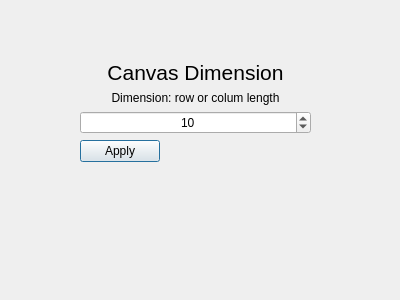
Qt form sizedialog.ui (ElijahTolton/SpriteSmith) before a commit.
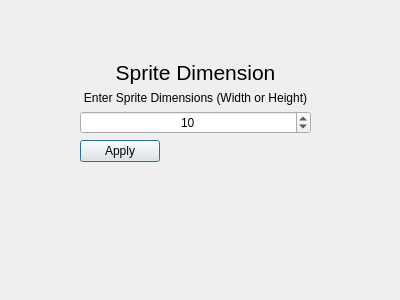
The same form after that commit.

Diff of the .ui file:
```diff
--- a/sizedialog.ui
+++ b/sizedialog.ui
@@ -31,7 +31,7 @@
        </font>
       </property>
       <property name="text">
-       <string>Canvas Dimension</string>
+       <string>Sprite Dimension</string>
       </property>
       <property name="alignment">
        <set>Qt::AlignmentFlag::AlignCenter</set>
@@ -67,7 +67,7 @@
     <item row="1" column="0" colspan="2">
      <widget class="QLabel" name="dimnsionDescription">
       <property name="text">
-       <string>Dimension: row or colum length</string>
+       <string>Enter Sprite Dimensions (Width or Height)</string>
       </property>
       <property name="alignment">
        <set>Qt::AlignmentFlag::AlignCenter</set>
```
Left out of the diff: 5 changed lines with no effect on the pictures.
